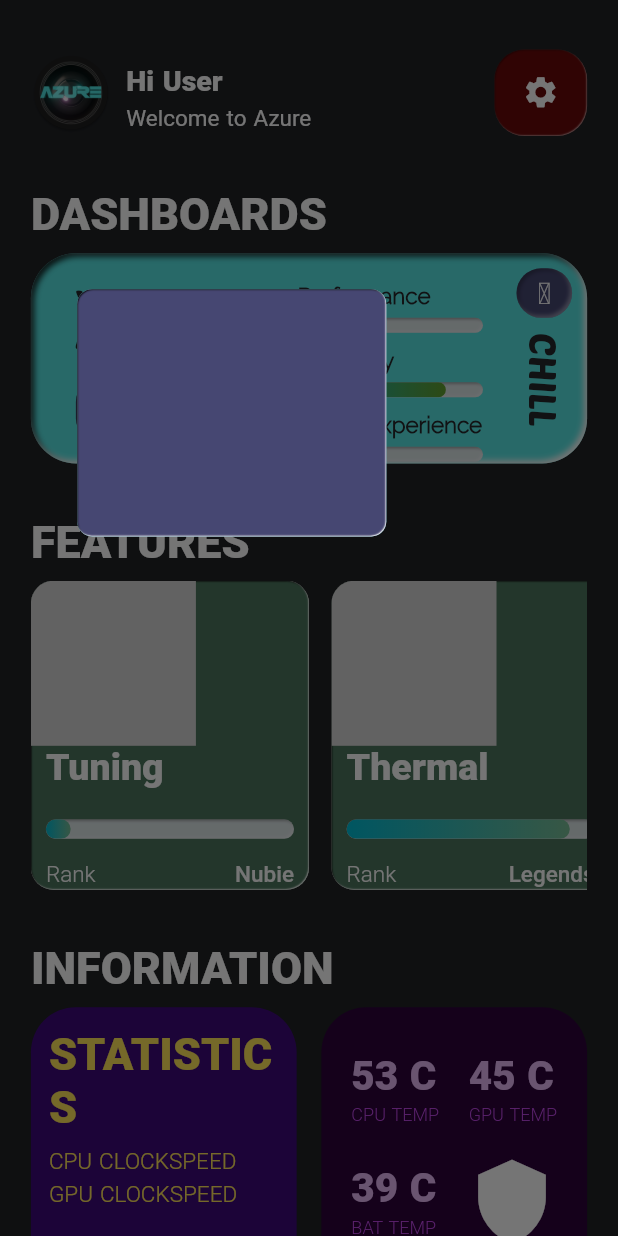
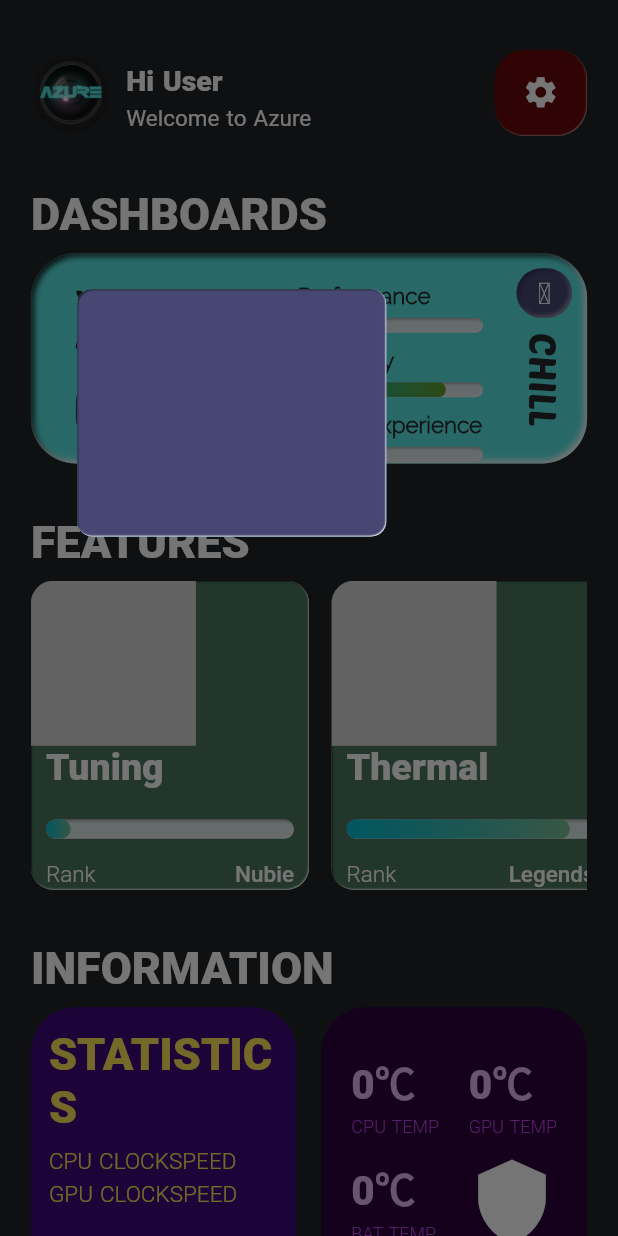
Before and after one commit to yoshuaconstantin/azure_reborn_flutter_redesign, a Flutter app: the HomeBody screen opened directly, after a tap on "Statistics", on a phone screen of 412 x 824 dp. Run offline on Flutter 3.47's test engine with Material 2 defaults, Android fonts, the phone set to English and light mode, and no system bars; drawn by our look-alikes of flutter_neumorphic; our stand-ins replace another_flushbar, basic_utils, bloc, flutter_bloc, get, lottie and 4 more; missing offline and left inert: flutter_rounded_progress_bar, root, root_access, syncfusion_flutter_core; accounts and stored records are empty; Roboto replaces fonts that are missing (raleway).

Commit message:
Update
- Widget Infomation Temp (3/3)

```diff
--- a/lib/additional/constant.dart
+++ b/lib/additional/constant.dart
@@ -42,6 +42,13 @@ class Constant {
 
 
   final String thermalZoneGPU ="cat /sys/class/thermal/thermal_zone32/temp | awk '{print \$1/1000}'";
+
+  final String thermalZoneCpu0 ="cat /sys/class/thermal/thermal_zone45/temp | awk '{print \$1/1000}'";
+  final String thermalZoneCpu4 ="cat /sys/class/thermal/thermal_zone49/temp | awk '{print \$1/1000}'";
+  final String thermalZoneCpu7 ="cat /sys/class/thermal/thermal_zone52/temp | awk '{print \$1/1000}'";
+
+  final String thermalZoneBatt ="cat /sys/class/thermal/thermal_zone91/temp | awk '{print \$1/1000}'";
+
 
 }
 
--- a/lib/helper/bottom_sheets.dart
+++ b/lib/helper/bottom_sheets.dart
@@ -236,7 +236,6 @@ class BottomSheets {
                 return Material(
                     child: Column(
                         children: [
-
                           FractionallySizedBox(
                               heightFactor: 0.5,
                               child: Scaffold(
--- a/lib/helper/navigators.dart
+++ b/lib/helper/navigators.dart
@@ -38,7 +38,7 @@ class Navigators {
     Navigator.push(
         buildContext,
         MaterialPageRoute(
-          builder: (context) => ErrorScreen(message: "Root not granted!"),
+          builder: (context) => ErrorScreen(message: message),
         ));
   }
 
--- a/lib/screen/home_body/home_body_event.dart
+++ b/lib/screen/home_body/home_body_event.dart
@@ -2,3 +2,5 @@ part of 'home_body_bloc.dart';
 
 @immutable
 abstract class HomeBodyEvent {}
+
+class getInformationWidgetTemp extends HomeBodyEvent {}
--- a/lib/screen/home_body/home_body_state.dart
+++ b/lib/screen/home_body/home_body_state.dart
@@ -5,4 +5,18 @@ abstract class HomeBodyState {}
 
 class HomeBodyInitial extends HomeBodyState {}
 
-class catchError extends HomeBodyState {}
+class catchError extends HomeBodyState {
+  String message;
+
+  catchError({required this.message});
+}
+
+class getInformationWidgetSucces extends HomeBodyState {
+  double cpu;
+  double gpu;
+  double batt;
+
+  getInformationWidgetSucces({required this.cpu,required  this.gpu,required  this.batt});
+}
+
+class doNoting extends HomeBodyState {}
--- a/lib/widget/information_widget.dart
+++ b/lib/widget/information_widget.dart
@@ -9,7 +9,11 @@ import '../screen/cpu_information_screen/cpu_information_page.dart';
 import 'custom_neumorph.dart';
 
 class InformationWidget extends StatefulWidget {
-  const InformationWidget({Key? key}) : super(key: key);
+  double cpuTemp;
+  double GpuTemp;
+  double BattTemp;
+
+  InformationWidget({Key? key, required this.cpuTemp, required this.BattTemp, required this.GpuTemp}) : super(key: key);
 
   @override
   State<InformationWidget> createState() => _InformationWidgetState();
@@ -121,7 +125,7 @@ class _InformationWidgetState extends State<InformationWidget> {
                         crossAxisAlignment: CrossAxisAlignment.start,
                         children: [
                           textWithFont(
-                              text: "53 C",
+                              text: widget.cpuTemp.toStringAsFixed(0)+"℃",
                               color: const Color(0xFFE5B8F4),
                               fontSize: 27,
                               fontWeight: FontWeight.w800 ,
@@ -141,7 +145,7 @@ class _InformationWidgetState extends State<InformationWidget> {
                         crossAxisAlignment: CrossAxisAlignment.start,
                         children: [
                           textWithFont(
-                            text: "45 C",
+                            text: widget.GpuTemp.toStringAsFixed(0)+"℃",
                             color: const Color(0xFFE5B8F4),
                             fontSize: 27,
                             fontWeight: FontWeight.w800 ,
@@ -166,7 +170,7 @@ class _InformationWidgetState extends State<InformationWidget> {
                         crossAxisAlignment: CrossAxisAlignment.start,
                         children: [
                           textWithFont(
-                            text: "39 C",
+                            text: widget.BattTemp.toStringAsFixed(0)+"℃",
                             color: const Color(0xFFE5B8F4),
                             fontSize: 27,
                             fontWeight: FontWeight.w800 ,
```
Also changed, not shown: lib/screen/home_body/home_body.dart (+23 -3 lines), lib/screen/home_body/home_body_bloc.dart (+31 -0 lines).
